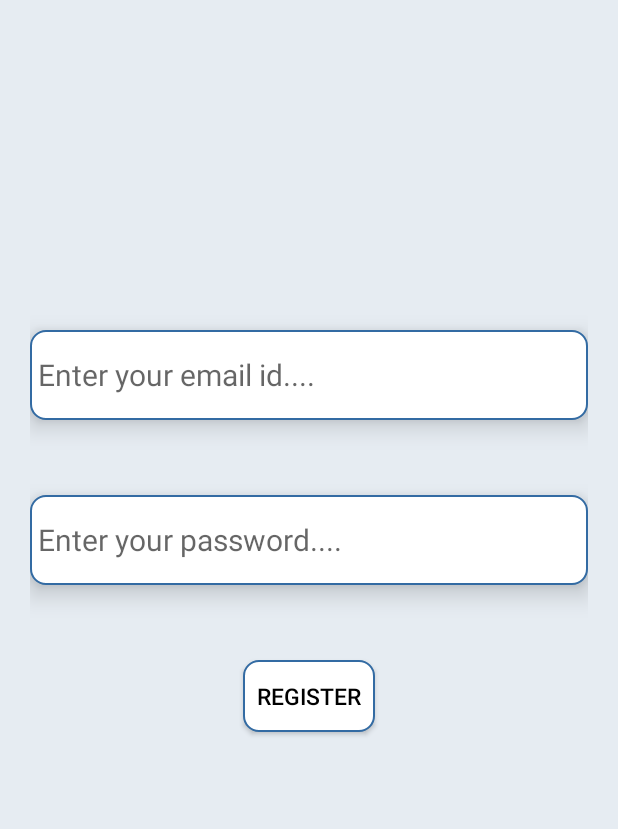
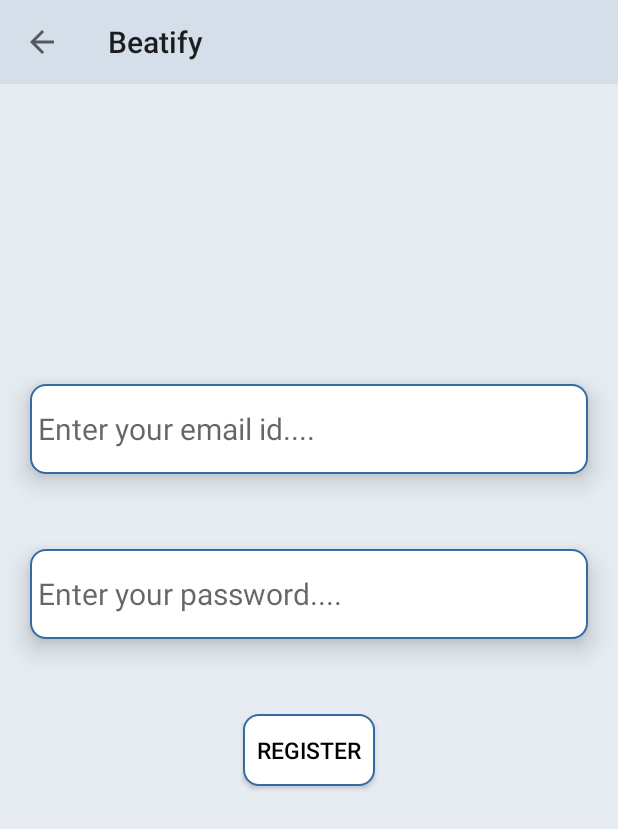
Before and after one commit to 2tanayk/Beatify_music_app, an Android app: the RegisterActivity screen opened directly, with no data from a screen before it, on a phone screen of 412 x 824 dp. Shown: the top 829 px of the screen. Run offline under Robolectric (Android 15) with nearby library versions, the phone set to English and light mode, and no system bars; our stand-ins replace Firebase (no records; nobody signed in at launch, a user with empty details on screens opened directly); Roboto replaces fonts that are not available here.

Commit message:
Toolbar added and NPE resolved

```diff
--- a/app/src/main/java/com/myapp/beatify/RegisterActivity.java
+++ b/app/src/main/java/com/myapp/beatify/RegisterActivity.java
@@ -4,12 +4,12 @@ import android.content.Intent;
 import android.os.Bundle;
 import android.text.TextUtils;
 import android.view.View;
-import android.widget.Button;
 import android.widget.EditText;
 import android.widget.Toast;
 
 import androidx.annotation.NonNull;
 import androidx.appcompat.app.AppCompatActivity;
+import androidx.appcompat.widget.Toolbar;
 
 import com.google.android.gms.tasks.OnCompleteListener;
 import com.google.android.gms.tasks.Task;
@@ -29,6 +29,8 @@ public class RegisterActivity extends AppCompatActivity {
         super.onCreate(savedInstanceState);
         setContentView(R.layout.activity_register);
         Intent i = getIntent();
+        Toolbar toolbar = findViewById(R.id.toolbarRegister);
+        setSupportActionBar(toolbar);
 
         getSupportActionBar().setDisplayHomeAsUpEnabled(true);//Back arrow icon created in the toolbar
         //set LoginActivity as parent activity (in Manifests) of RegisterActivity to enable functionality
--- a/app/src/main/res/layout/activity_register.xml
+++ b/app/src/main/res/layout/activity_register.xml
@@ -3,19 +3,23 @@
     xmlns:tools="http://schemas.android.com/tools"
     android:layout_width="match_parent"
     android:layout_height="match_parent"
-    android:background="#1AFFFFFF"
-    android:backgroundTint="#336BA3"
+    android:background="#FFFFFF"
+    android:backgroundTint="#1A336BA3"
     android:gravity="center_horizontal"
     android:onClick="register"
     android:orientation="vertical"
-    android:padding="20dp"
     tools:context=".RegisterActivity">
+
+    <include layout="@layout/toolbar"
+        android:id="@+id/toolbarRegister"/>
 
     <EditText
         android:id="@+id/emailEditText2"
         android:layout_width="match_parent"
         android:layout_height="60dp"
+        android:layout_marginLeft="20dp"
         android:layout_marginTop="200dp"
+        android:layout_marginRight="20dp"
         android:background="@drawable/rounded_corner"
         android:elevation="10dp"
         android:gravity="center_vertical"
@@ -29,7 +33,9 @@
         android:id="@+id/passwordEditText2"
         android:layout_width="match_parent"
         android:layout_height="60dp"
+        android:layout_marginLeft="20dp"
         android:layout_marginTop="50dp"
+        android:layout_marginRight="20dp"
         android:background="@drawable/rounded_corner"
         android:elevation="10dp"
         android:gravity="center_vertical"
--- /dev/null
+++ b/app/src/main/res/layout/toolbar.xml
@@ -0,0 +1,8 @@
+<?xml version="1.0" encoding="utf-8"?>
+<androidx.appcompat.widget.Toolbar
+    xmlns:android="http://schemas.android.com/apk/res/android"
+    android:layout_width="match_parent"
+    android:layout_height="?attr/actionBarSize"
+    android:background="#1A336BA3">
+
+</androidx.appcompat.widget.Toolbar>
```
